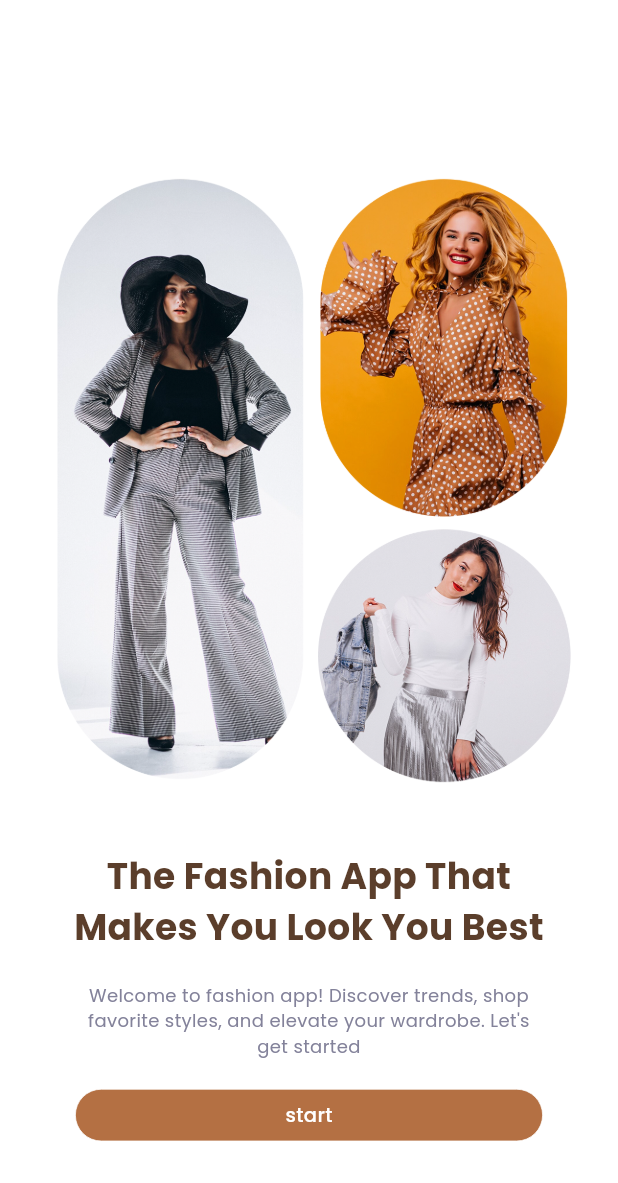
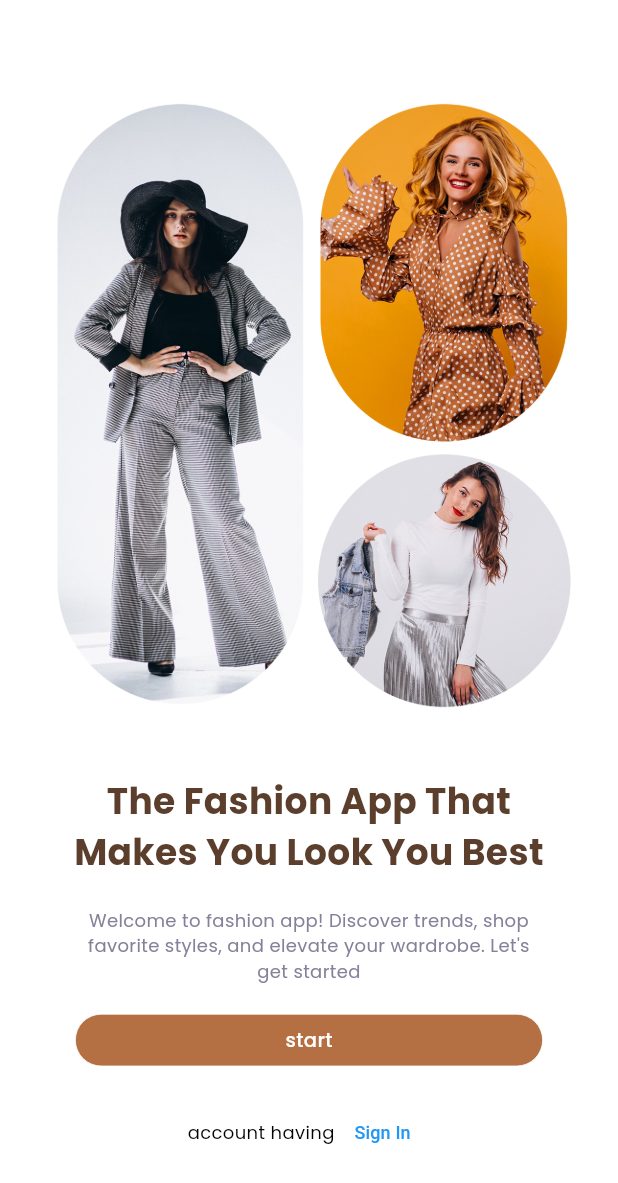
Before and after one commit to toyotarou/test_fashion_app_django, a Flutter app: the screen it shows after launch, swiped to page 3, on a phone screen of 412 x 824 dp. Shown: the top 1183 px of the screen. Run offline on Flutter 3.47's test engine with Material 3 defaults, Android fonts, the phone set to English and light mode, and no system bars; our stand-ins replace flutter_dotenv, flutter_hooks, flutter_screenutil, flutter_vector_icons, get_storage, go_router and 4 more; missing offline and left inert: cross_connectivity, webview_flutter_wkwebview.

```diff
--- a/lib/screens/on_boarding/page/last_page.dart
+++ b/lib/screens/on_boarding/page/last_page.dart
@@ -6,6 +6,7 @@ import 'package:test_fashion_app_django/common/utils/kcolors.dart';
 import 'package:test_fashion_app_django/common/utils/kstrings.dart';
 import 'package:test_fashion_app_django/common/widgets/app_style.dart';
 import 'package:test_fashion_app_django/common/widgets/custom_button.dart';
+import 'package:test_fashion_app_django/common/widgets/reusable_text.dart';
 import 'package:test_fashion_app_django/const/resource.dart';
 
 class LastPage extends StatefulWidget {
@@ -25,7 +26,7 @@ class _LastPageState extends State<LastPage> {
         color: Kolors.kWhite,
         child: Column(
           children: [
-            SizedBox(height: 100.h),
+            SizedBox(height: 50.h),
             Image.asset(R.ASSETS_IMAGES_GETSTARTED_PNG),
             SizedBox(height: 30.h),
             Text(
@@ -62,6 +63,30 @@ class _LastPageState extends State<LastPage> {
               radius: 20,
               btnWidth: ScreenUtil().screenWidth - 100,
             ),
+            SizedBox(height: 20.h),
+            Row(
+              mainAxisAlignment: MainAxisAlignment.center,
+              children: [
+                ReusableText(
+                  text: 'account having',
+                  style: appStyle(
+                    12,
+                    Kolors.kDark,
+                    FontWeight.normal,
+                  ),
+                ),
+                TextButton(
+                  onPressed: () {},
+                  child: const Text(
+                    'Sign In',
+                    style: TextStyle(
+                      fontSize: 12,
+                      color: Colors.blue,
+                    ),
+                  ),
+                ),
+              ],
+            ),
           ],
         ),
       ),
```
